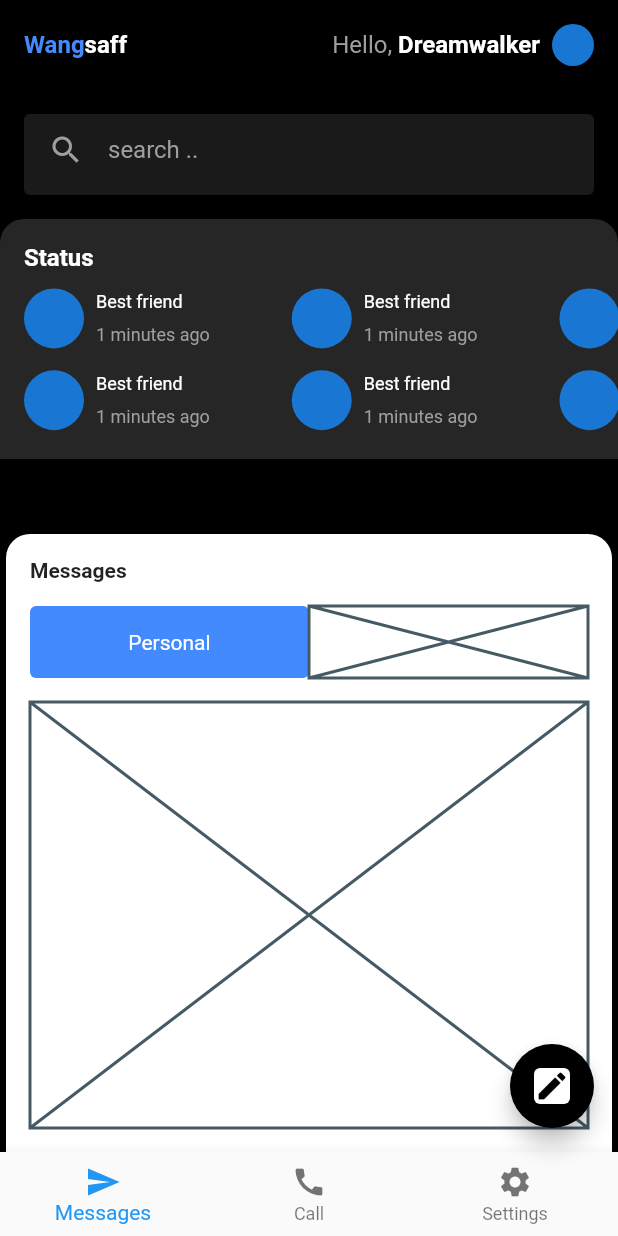
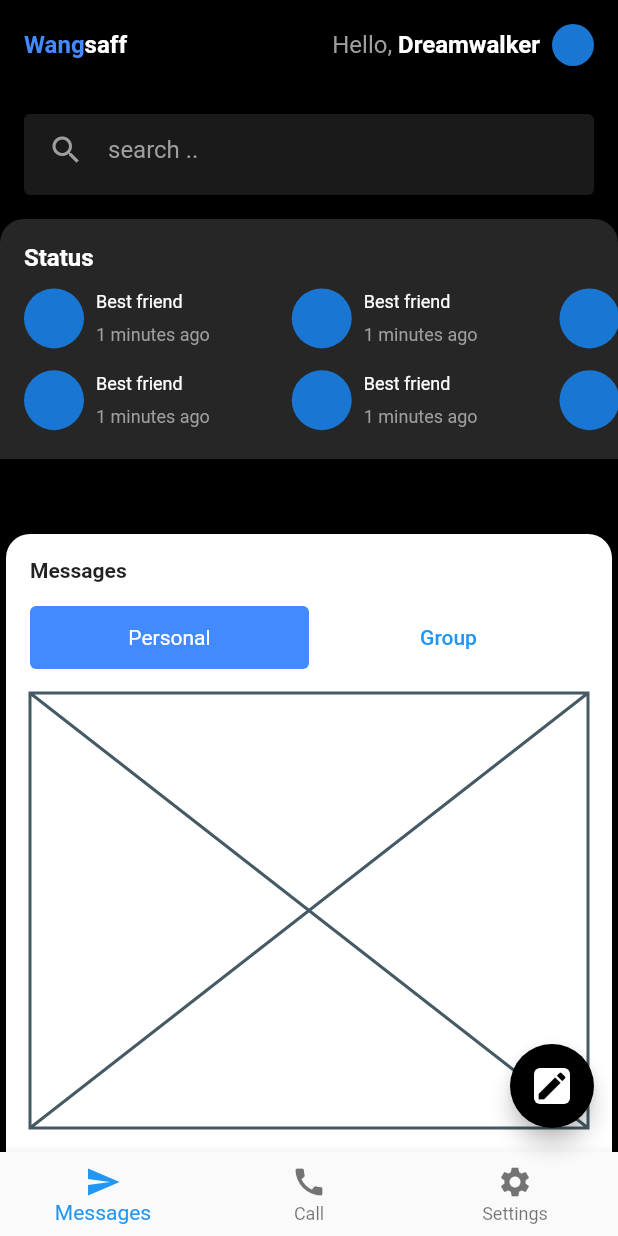
Before and after one commit to JAICHANGPARK/flutter_notebook_19th_story, a Flutter app: the screen it shows after launch, on a phone screen of 412 x 824 dp. Run offline on Flutter 3.47's test engine with Material 2 defaults, Android fonts, the phone set to English and light mode, and no system bars; our stand-ins replace cached_network_image, countup, fl_chart, flutter_riverpod, freezed_annotation, smooth_page_indicator and 1 more.

Commit message:
Update mobile_chat_home_page.dart

```diff
--- a/lib/ep1124_mobile_chat_app/src/ui/mobile_chat_home_page.dart
+++ b/lib/ep1124_mobile_chat_app/src/ui/mobile_chat_home_page.dart
@@ -203,7 +203,7 @@ class _MobileChatHomePageState extends State<MobileChatHomePage> {
                     Padding(
                       padding: EdgeInsets.symmetric(vertical: 16),
                       child: SizedBox(
-                        height: 48,
+                        height: 42,
                         child: Row(
                           children: [
                             Expanded(
@@ -222,7 +222,11 @@ class _MobileChatHomePageState extends State<MobileChatHomePage> {
                                 ),
                               ),
                             ),
-                            Expanded(child: Placeholder()),
+                            Expanded(
+                                child: TextButton(
+                              onPressed: () {},
+                              child: Text("Group"),
+                            )),
                           ],
                         ),
                       ),
```
